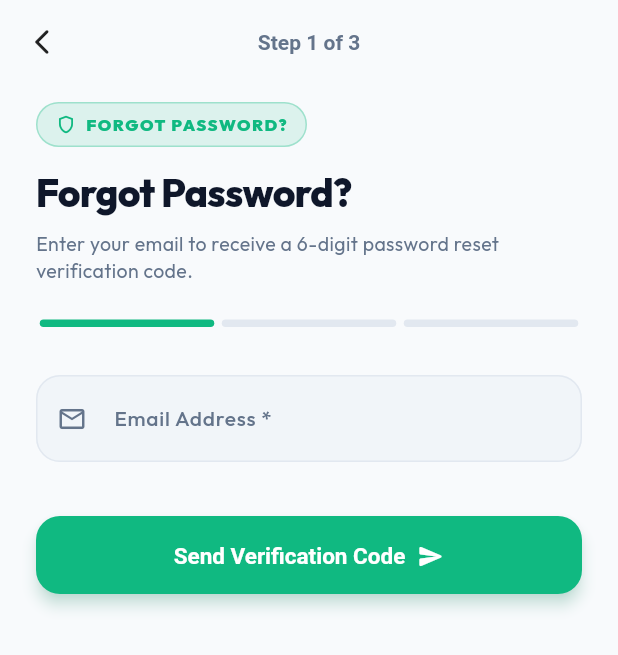
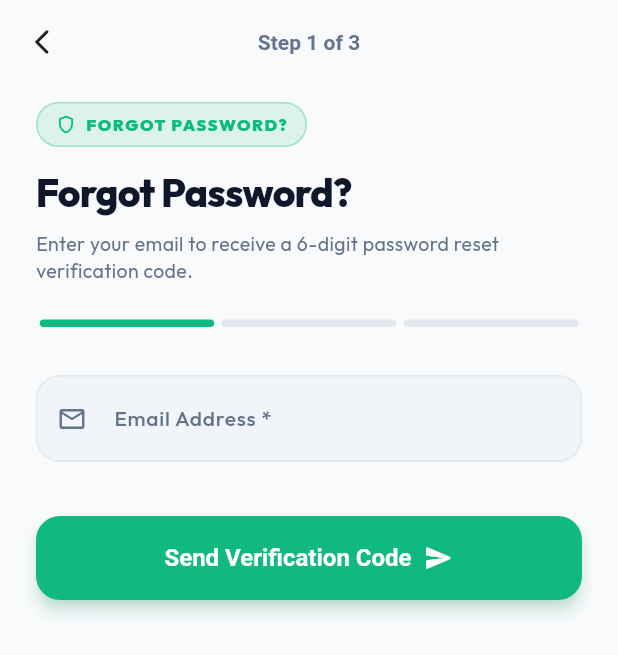
Before and after one commit to RijanRegmi/ropewallet, a Flutter app: the ForgotPasswordPage screen opened directly, on a phone screen of 412 x 824 dp. Shown: the top 655 px of the screen. Run offline on Flutter 3.47's test engine with Material 3 defaults, Android fonts, the phone set to English and light mode, and no system bars; our stand-ins replace firebase_core, firebase_messaging, flutter_secure_storage, google_fonts, image_picker, local_auth and 4 more; missing offline and left inert: flutter_stripe, gal, mobile_scanner; accounts and stored records are empty; network calls fail.

```diff
--- a/mobile_app/lib/features/auth/presentation/pages/forgot_password_page.dart
+++ b/mobile_app/lib/features/auth/presentation/pages/forgot_password_page.dart
@@ -471,13 +471,14 @@ class _ForgotPasswordPageState extends State<ForgotPasswordPage> {
                       const SizedBox(height: 36),
                       SizedBox(
                         width: double.infinity,
-                        height: 52,
+                        height: 56,
                         child: ElevatedButton(
                           onPressed: authProvider.isLoading ? null : _sendCode,
                           style: ElevatedButton.styleFrom(
                             backgroundColor: const Color(0xFF10B981),
                             foregroundColor: Colors.white,
                             elevation: 4,
+                            padding: EdgeInsets.zero,
                             shadowColor: const Color(0xFF10B981).withOpacity(0.4),
                             shape: RoundedRectangleBorder(borderRadius: BorderRadius.circular(16)),
                           ),
@@ -489,10 +490,18 @@ class _ForgotPasswordPageState extends State<ForgotPasswordPage> {
                                 )
                               : const Row(
                                   mainAxisAlignment: MainAxisAlignment.center,
+                                  crossAxisAlignment: CrossAxisAlignment.center,
                                   children: [
-                                    Text('Send Verification Code', style: TextStyle(fontSize: 15, fontWeight: FontWeight.bold)),
+                                    Text(
+                                      'Send Verification Code',
+                                      style: TextStyle(
+                                        fontSize: 16,
+                                        fontWeight: FontWeight.bold,
+                                        height: 1.2,
+                                      ),
+                                    ),
                                     SizedBox(width: 8),
-                                    Icon(Icons.send_rounded, size: 18),
+                                    Icon(Icons.send_rounded, size: 20),
                                   ],
                                 ),
                         ),
@@ -571,28 +580,37 @@ class _ForgotPasswordPageState extends State<ForgotPasswordPage> {
                         Expanded(
                           flex: 2,
                           child: SizedBox(
-                            height: 52,
+                            height: 56,
                             child: ElevatedButton(
                               onPressed: authProvider.isLoading ? null : _verifyOtpCode,
                               style: ElevatedButton.styleFrom(
                                 backgroundColor: const Color(0xFF10B981),
                                 foregroundColor: Colors.white,
                                 elevation: 4,
+                                padding: EdgeInsets.zero,
                                 shadowColor: const Color(0xFF10B981).withOpacity(0.4),
                                 shape: RoundedRectangleBorder(borderRadius: BorderRadius.circular(16)),
                               ),
                               child: authProvider.isLoading
                                   ? const SizedBox(
-                                      height: 20,
-                                      width: 20,
-                                      child: CircularProgressIndicator(color: Colors.white, strokeWidth: 2),
+                                      height: 22,
+                                      width: 22,
+                                      child: CircularProgressIndicator(color: Colors.white, strokeWidth: 2.5),
                                     )
                                   : const Row(
                                       mainAxisAlignment: MainAxisAlignment.center,
+                                      crossAxisAlignment: CrossAxisAlignment.center,
                                       children: [
-                                        Text('Verify Code', style: TextStyle(fontSize: 15, fontWeight: FontWeight.bold)),
+                                        Text(
+                                          'Verify Code',
+                                          style: TextStyle(
+                                            fontSize: 16,
+                                            fontWeight: FontWeight.bold,
+                                            height: 1.2,
+                                          ),
+                                        ),
                                         SizedBox(width: 6),
-                                        Icon(Icons.arrow_forward_rounded, size: 18),
+                                        Icon(Icons.arrow_forward_rounded, size: 20),
                                       ],
                                     ),
                             ),
```
Also changed, not shown: mobile_app/lib/features/auth/presentation/pages/device_verification_page.dart (+33 -9 lines), mobile_app/lib/features/auth/presentation/pages/settings_page.dart (+23 -8 lines), mobile_app/lib/features/auth/presentation/widgets/pin_code_dialog.dart (+25 -11 lines), 2 other files.
